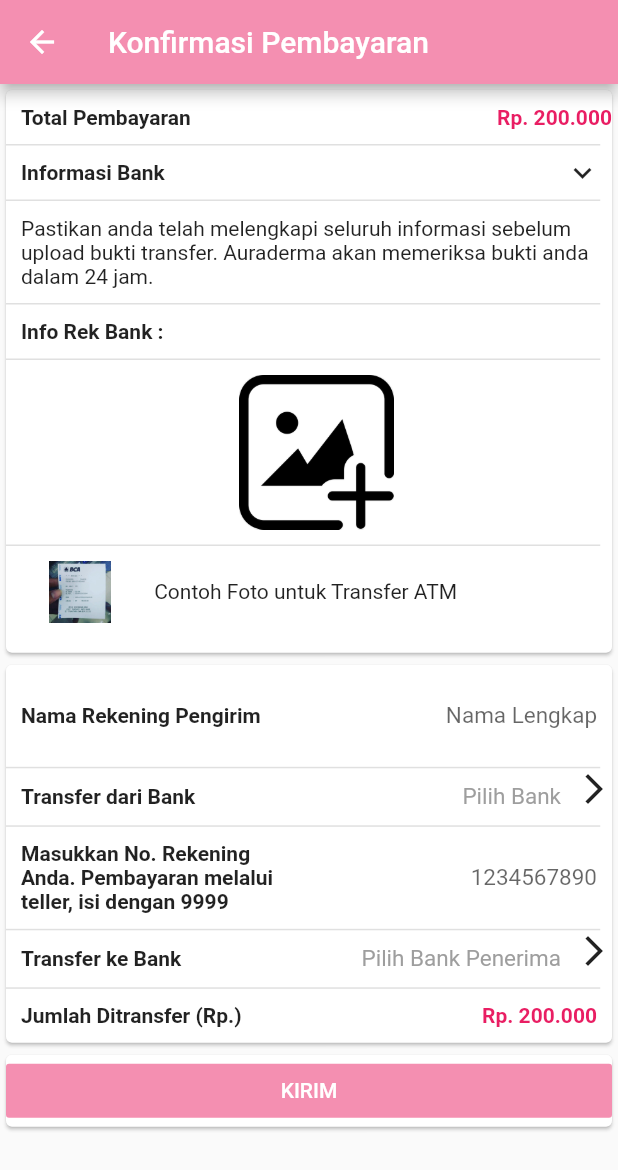
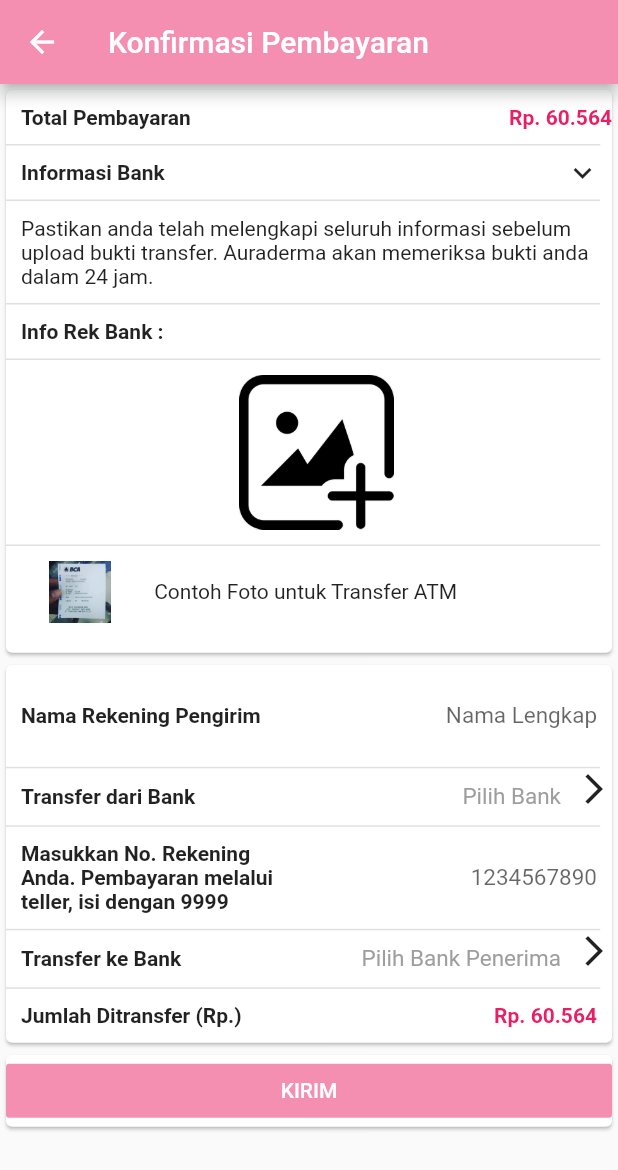
Before and after one commit to mnurs/klinikku, a Flutter app: the KonfirmasiPembayaran screen opened directly, on a phone screen of 412 x 824 dp. Shown: the top 1170 px of the screen. Run offline on Flutter 3.47's test engine with Material 2 defaults, Android fonts, the phone set to English and light mode, and no system bars; our stand-ins replace card_swiper, image_picker, rflutter_alert.

Commit message:
mengubah total harga

```diff
--- a/lib/pembayaran/konfirmasi.dart
+++ b/lib/pembayaran/konfirmasi.dart
@@ -335,7 +335,7 @@ class _KonfirmasiPembayaranState extends State<KonfirmasiPembayaran> {
                 ),
                 Expanded(
                     child: Container(
-                        child: Text("Rp. 200.000",style: TextStyle(
+                        child: Text("Rp. 60.564",style: TextStyle(
                             fontWeight: FontWeight.bold,
                             color: Colors.pink
                         ),textAlign: TextAlign.right,)
@@ -489,7 +489,7 @@ class _KonfirmasiPembayaranState extends State<KonfirmasiPembayaran> {
                 Expanded(
                     child: Container(
                         padding: EdgeInsets.only(right: 10,top: 10),
-                        child: Text("Rp. 200.000",style: TextStyle(
+                        child: Text("Rp. 60.564",style: TextStyle(
                             fontWeight: FontWeight.bold,
                             color: Colors.pink
                         ),textAlign: TextAlign.right,)
```
